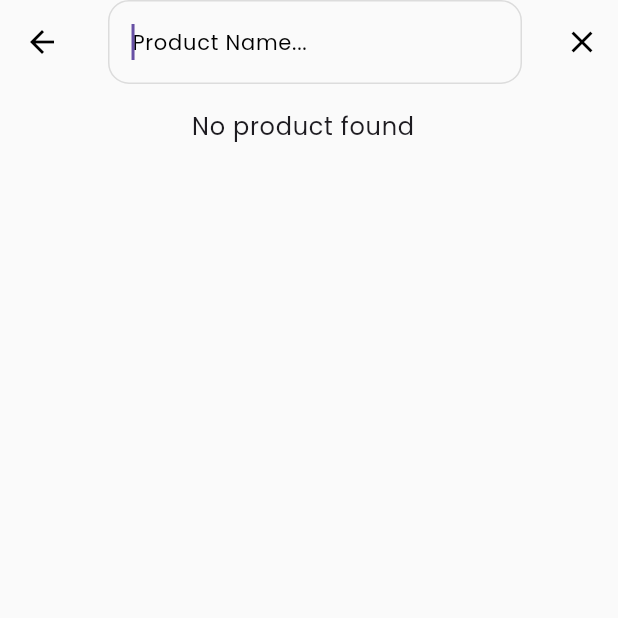
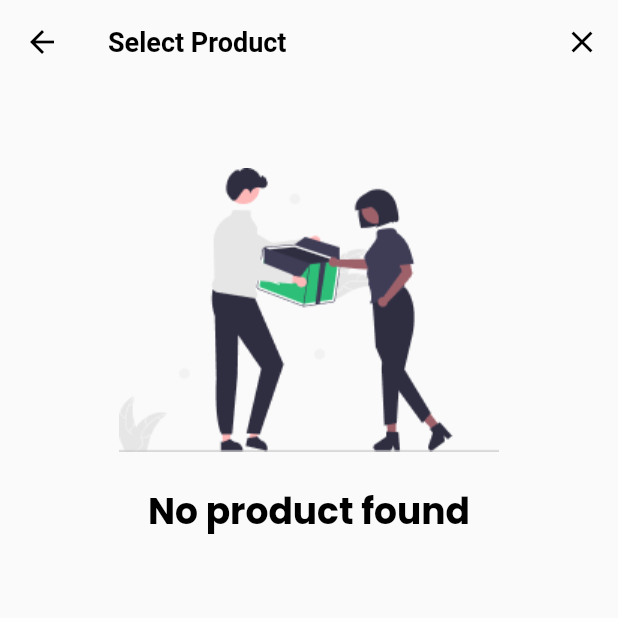
Before and after one commit to farids13/pos, a Flutter app: the SearchAndAddProduct screen opened directly, on a phone screen of 412 x 824 dp, the top half of it. Run offline on Flutter 3.47's test engine with Material 3 defaults, Android fonts, the phone set to English and light mode, and no system bars; our stand-ins replace badges, barcode_widget, dartz, faker, flutter_riverpod, freezed_annotation and 8 more; missing offline and left inert: flutter_udid, mobile_scanner; accounts and stored records are empty; generated files the repository leaves out were written again.

Commit message:
improve UI in Select Product

```diff
--- a/lib/modules/master_data/products/product_list_screen.dart
+++ b/lib/modules/master_data/products/product_list_screen.dart
@@ -10,6 +10,7 @@ import 'package:cashier_app/commons/widgets/text/text.dart';
 import 'package:cashier_app/main.dart';
 import 'package:cashier_app/modules/master_data/products/product_detail_screen.dart';
 import 'package:cashier_app/modules/master_data/products/product_management_screen.dart';
+import 'package:cashier_app/modules/master_data/products/widget/list_product_widget.dart';
 import 'package:cashier_app/utils/constants/dimens.dart';
 import 'package:cashier_app/utils/constants/sizes.dart';
 import 'package:cashier_app/utils/formatters/formatter.dart';
@@ -20,8 +21,6 @@ import 'package:iconsax/iconsax.dart';
 import 'package:isar/isar.dart';
 
 import '../../../collections/journal/journal.dart';
-
-part 'sections/product_item_section.dart';
 
 class ProductListScreen extends ConsumerWidget {
   const ProductListScreen({super.key});
@@ -84,7 +83,7 @@ class ProductListScreen extends ConsumerWidget {
                               crossAxisAlignment: CrossAxisAlignment.center,
                               mainAxisAlignment: MainAxisAlignment.center,
                               children: [
-                                _ProductItemSection(
+                                ListProductWidget(
                                   product: product,
                                   onDelete: () {},
                                   onEdit: () async {
--- a/lib/widgets/products/search_and_add_product.dart
+++ b/lib/modules/master_data/products/widget/search_and_add_product.dart
@@ -3,16 +3,19 @@ import 'dart:async';
 import 'package:cashier_app/collections/journal/journal_detail.dart';
 import 'package:cashier_app/collections/product/product.dart';
 import 'package:cashier_app/collections/product/product_price.dart';
+import 'package:cashier_app/commons/widgets/page/empty_page.dart';
+import 'package:cashier_app/modules/master_data/products/widget/list_product_widget.dart';
 import 'package:cashier_app/states/selected_journal_detail_provider.dart';
 import 'package:cashier_app/states/selected_journal_provider.dart';
+import 'package:cashier_app/utils/constants/dimens.dart';
 import 'package:cashier_app/widgets/general_widgets/quantity_and_value_popup.dart';
 import 'package:flutter/material.dart';
 import 'package:flutter_riverpod/flutter_riverpod.dart';
 import 'package:intl/intl.dart';
 import 'package:isar/isar.dart';
 
-import '../../main.dart';
-import '../../states/selected_product_provider.dart';
+import '../../../../main.dart';
+import '../../../../states/selected_product_provider.dart';
 
 class SearchAndAddProduct extends ConsumerStatefulWidget {
   const SearchAndAddProduct({super.key});
@@ -47,61 +50,67 @@ class _SearchAndAddProduct extends ConsumerState<SearchAndAddProduct> {
     return Scaffold(
       appBar: AppBar(
         leading: const BackButton(),
-        title: _buildSearchField(),
+        title: const Text("Select Product"),
         actions: _buildActions(),
       ),
-      body: Center(child: ListView(children: _buildList())),
-    );
-  }
-
-  List<Widget> _buildList() {
-    List<Widget> items = [];
-    for (var product in products) {
-      var price = isar?.productPrices
-              .filter()
-              .product((q) => q.codeEqualTo(product.code))
-              .sortByCreatedDesc()
-              .findFirstSync()
-              ?.price ??
-          0;
-      items.add(
-        ListTile(
-          title: Text(product.name),
-          subtitle: Text(product.code),
-          trailing: Text("@Rp.${numberFormat.format(price)}"),
-          onTap: () {
+      body: ListView(
+        children: products.isEmpty
+            ? [const EmptyPage("No product found")]
+            : products
+                .map(
+                  (e) => ListProductWidget(
+                    product: e,
+                    onDelete: () {},
+                    onEdit: () {
                       setState(() {
-              selectedProduct.data = product;
+                        selectedProduct.data = e;
                         selectedJournalDetail.data = JournalDetail();
                       });
                       showDialog(
                         context: context,
-              builder: (BuildContext context) {
-                return const QuantityAndValuePopup();
-                // return productDetailInputForm(
-                //   context: context,
-                //   product: product,
-                // );
-              },
+                        builder: (context) => const QuantityAndValuePopup(),
                       );
                     },
                   ),
-      );
-    }
-    if (items.isEmpty) {
-      items.add(
-        const ListTile(
-          title: Center(
-            child: Text("No product found"),
-          ),
+                )
+                .toList(),
       ),
     );
   }
-    return items;
-  }
+
+  // List<Widget> _buildList() {
+  //   List<Widget> items = [];
+  //   for (var product in products) {
+  //     var price = isar?.productPrices
+  //             .filter()
+  //             .product((q) => q.codeEqualTo(product.code))
+  //             .sortByCreatedDesc()
+  //             .findFirstSync()
+  //             ?.price ??
+  //         0;
+  //     items.add(Padding(
+  //       padding: const EdgeInsets.all(Dimens.dp10),
+  //       child:
+  //           ListProductWidget(product: product, onDelete: () {}, onEdit: () {}),
+  //     ));
+  //   }
+  //   if (items.isEmpty) {
+  //     items.add(
+  //       const ListTile(
+  //         title: Center(
+  //           child: Text("No product found"),
+  //         ),
+  //       ),
+  //     );
+  //   }
+  //   return items;
+  // }
 
   Widget _buildSearchField() {
-    return TextField(
+    return Column(
+      children: [
+        Text("Select Product"),
+        TextField(
           controller: _searchQueryController,
           autofocus: true,
           decoration: const InputDecoration(
@@ -109,6 +118,8 @@ class _SearchAndAddProduct extends ConsumerState<SearchAndAddProduct> {
             border: InputBorder.none,
           ),
           onChanged: (query) => _onSearchChanged(query),
+        ),
+      ],
     );
   }
 
```
Also changed, not shown: lib/modules/master_data/products/widget/list_product_widget.dart (renamed from lib/modules/master_data/products/sections/product_item_section.dart, +16 -3 lines), lib/modules/transactions/receipts/sales_edit_screen.dart (+3 -4 lines). Lines whose indentation alone changed are shown as unchanged.
